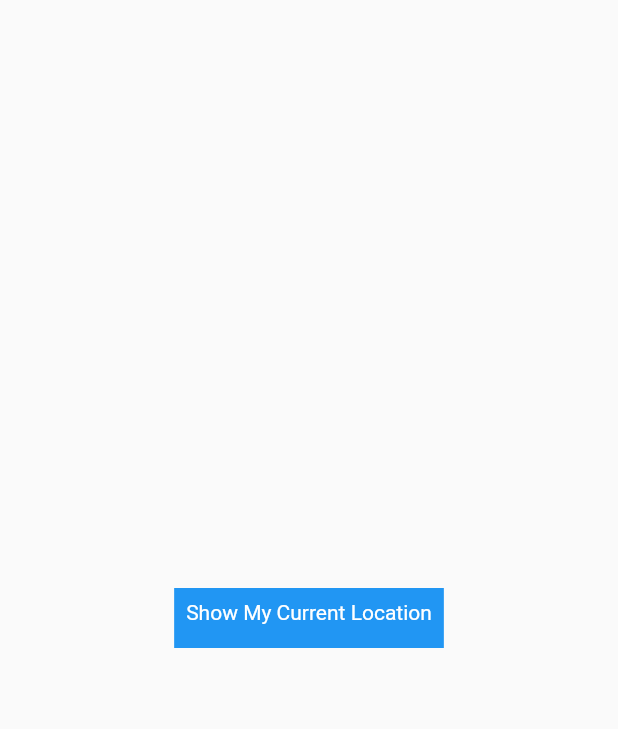
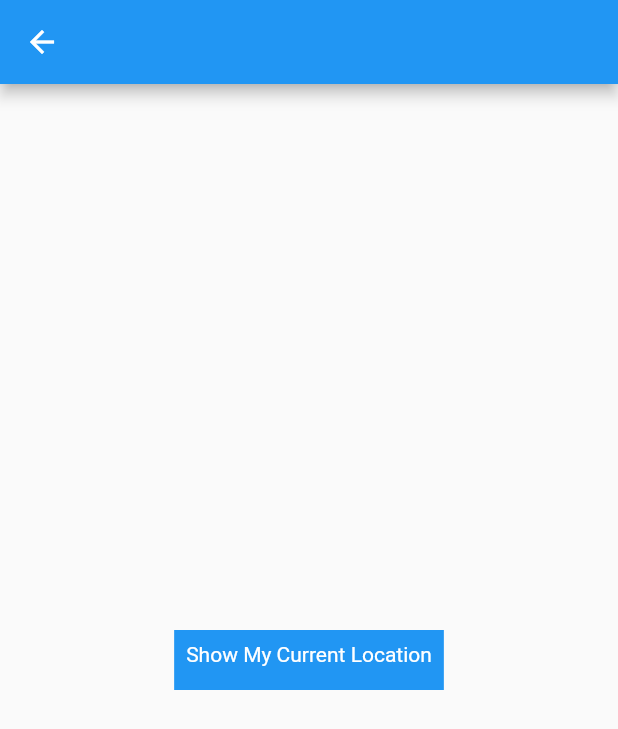
Before and after one commit to sanjanamuralidhar/LoginApp, a Flutter app: the MapPage screen opened directly, on a phone screen of 412 x 824 dp. Shown: the top 729 px of the screen. Run offline on Flutter 3.47's test engine with Material 2 defaults, Android fonts, the phone set to English and light mode, and no system bars; our stand-ins replace bloc, flutter_bloc, geolocator, google_maps_flutter, permission_handler, shimmer; missing offline and left inert: geocoder, geolocator_web.

Commit message:
stateless widgets

```diff
--- a/lib/screens/mapPage.dart
+++ b/lib/screens/mapPage.dart
@@ -7,6 +7,7 @@ class MapPage extends StatelessWidget {
   @override
   Widget build(BuildContext context) {
     return Scaffold(
+      appBar: AppBar(automaticallyImplyLeading: true,),
       body: SafeArea(child: Center(
         child: InkWell(
           onTap: (){
```
